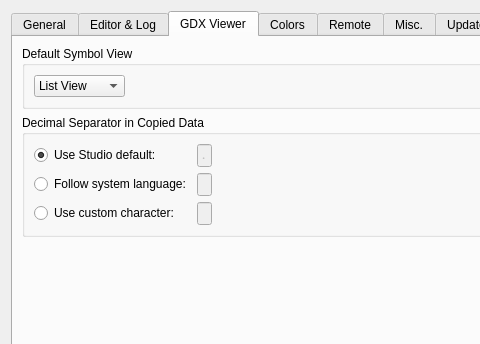
Above: src/settingsdialog.ui from GAMS-dev/studio before the change; both pictures show x 0 to 480 and y 0 to 344 of the 717 by 515 pixel window. Below: the same form after it.
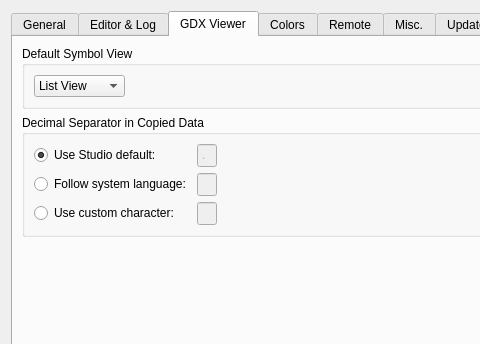
That is the form after the change. Icons and pictures are not drawn.

Commit message: macOS GDX settings update line edits

```diff
--- a/src/settingsdialog.ui
+++ b/src/settingsdialog.ui
@@ -647,7 +647,7 @@
             </property>
             <property name="maximumSize">
              <size>
-              <width>15</width>
+              <width>20</width>
               <height>16777215</height>
              </size>
             </property>
@@ -668,7 +668,7 @@
             </property>
             <property name="sizeHint" stdset="0">
              <size>
-              <width>409</width>
+              <width>404</width>
               <height>20</height>
              </size>
             </property>
@@ -694,7 +694,7 @@
             </property>
             <property name="maximumSize">
              <size>
-              <width>15</width>
+              <width>20</width>
               <height>16777215</height>
              </size>
             </property>
@@ -715,7 +715,7 @@
             </property>
             <property name="sizeHint" stdset="0">
              <size>
-              <width>409</width>
+              <width>404</width>
               <height>20</height>
              </size>
             </property>
@@ -741,7 +741,7 @@
             </property>
             <property name="maximumSize">
              <size>
-              <width>15</width>
+              <width>20</width>
               <height>16777215</height>
              </size>
             </property>
@@ -762,7 +762,7 @@
             </property>
             <property name="sizeHint" stdset="0">
              <size>
-              <width>409</width>
+              <width>404</width>
               <height>20</height>
              </size>
             </property>
```
